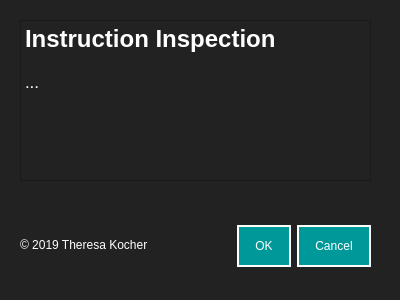
Above: design/dialog_instructionInspection.ui from resa89/pridentifier before the change. Below: the same form after it.
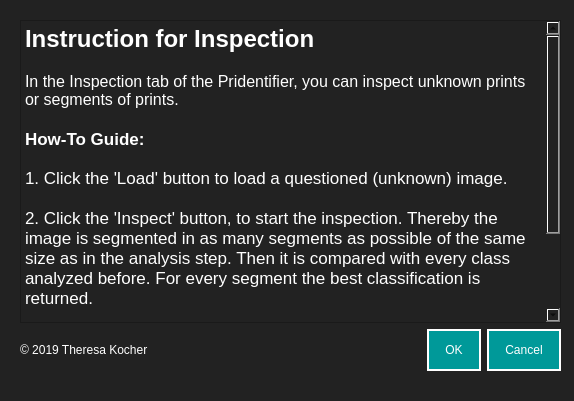
That is the form after the change.

Commit message: devel: Edit all dialogs for correct descriptions

Patch:
```diff
--- a/design/dialog_instructionInspection.ui
+++ b/design/dialog_instructionInspection.ui
@@ -6,8 +6,8 @@
    <rect>
     <x>0</x>
     <y>0</y>
-    <width>400</width>
-    <height>300</height>
+    <width>574</width>
+    <height>401</height>
    </rect>
   </property>
   <property name="windowTitle">
@@ -17,17 +17,73 @@
    <string notr="true">background-color: #222222;
 </string>
   </property>
-  <widget class="QDialogButtonBox" name="buttonBox">
+  <widget class="QWidget" name="verticalLayoutWidget">
    <property name="geometry">
     <rect>
-     <x>30</x>
-     <y>221</y>
-     <width>341</width>
-     <height>51</height>
+     <x>20</x>
+     <y>20</y>
+     <width>541</width>
+     <height>351</height>
     </rect>
    </property>
-   <property name="styleSheet">
-    <string notr="true">QPushButton {
+   <layout class="QVBoxLayout" name="verticalLayout">
+    <item>
+     <layout class="QHBoxLayout" name="horizontalLayout">
+      <item>
+       <layout class="QHBoxLayout" name="horizontalLayout_2"/>
+      </item>
+     </layout>
+    </item>
+    <item>
+     <layout class="QHBoxLayout" name="horizontalLayout_4">
+      <item>
+       <widget class="QTextBrowser" name="textBrowser">
+        <property name="styleSheet">
+         <string notr="true">color: #fff;
+font: 12pt &quot;Helvetica&quot;;
+</string>
+        </property>
+        <property name="html">
+         <string>&lt;!DOCTYPE HTML PUBLIC &quot;-//W3C//DTD HTML 4.0//EN&quot; &quot;http://www.w3.org/TR/REC-html40/strict.dtd&quot;&gt;
+&lt;html&gt;&lt;head&gt;&lt;meta name=&quot;qrichtext&quot; content=&quot;1&quot; /&gt;&lt;style type=&quot;text/css&quot;&gt;
+p, li { white-space: pre-wrap; }
+&lt;/style&gt;&lt;/head&gt;&lt;body style=&quot; font-family:'Helvetica'; font-size:12pt; font-weight:400; font-style:normal;&quot;&gt;
+&lt;p style=&quot; margin-top:0px; margin-bottom:0px; margin-left:0px; margin-right:0px; -qt-block-indent:0; text-indent:0px;&quot;&gt;&lt;span style=&quot; font-size:18pt; font-weight:600;&quot;&gt;Instruction for Inspection&lt;/span&gt;&lt;/p&gt;
+&lt;p style=&quot;-qt-paragraph-type:empty; margin-top:0px; margin-bottom:0px; margin-left:0px; margin-right:0px; -qt-block-indent:0; text-indent:0px;&quot;&gt;&lt;br /&gt;&lt;/p&gt;
+&lt;p style=&quot; margin-top:0px; margin-bottom:0px; margin-left:0px; margin-right:0px; -qt-block-indent:0; text-indent:0px;&quot;&gt;In the Inspection tab of the Pridentifier, you can inspect unknown prints or segments of prints.&lt;/p&gt;
+&lt;p style=&quot;-qt-paragraph-type:empty; margin-top:0px; margin-bottom:0px; margin-left:0px; margin-right:0px; -qt-block-indent:0; text-indent:0px; font-family:'.SF NS Text'; font-size:13pt; font-weight:600;&quot;&gt;&lt;br /&gt;&lt;/p&gt;
+&lt;p style=&quot; margin-top:0px; margin-bottom:0px; margin-left:0px; margin-right:0px; -qt-block-indent:0; text-indent:0px;&quot;&gt;&lt;span style=&quot; font-family:'.SF NS Text'; font-size:13pt; font-weight:600;&quot;&gt;How-To Guide:&lt;/span&gt;&lt;/p&gt;
+&lt;p style=&quot;-qt-paragraph-type:empty; margin-top:0px; margin-bottom:0px; margin-left:0px; margin-right:0px; -qt-block-indent:0; text-indent:0px;&quot;&gt;&lt;br /&gt;&lt;/p&gt;
+&lt;p style=&quot; margin-top:0px; margin-bottom:0px; margin-left:0px; margin-right:0px; -qt-block-indent:0; text-indent:0px;&quot;&gt;&lt;span style=&quot; font-family:'.SF NS Text'; font-size:13pt;&quot;&gt;1. Click the 'Load' button to load a questioned (unknown) image.&lt;/span&gt;&lt;/p&gt;
+&lt;p style=&quot;-qt-paragraph-type:empty; margin-top:0px; margin-bottom:0px; margin-left:0px; margin-right:0px; -qt-block-indent:0; text-indent:0px; font-family:'.SF NS Text'; font-size:13pt;&quot;&gt;&lt;br /&gt;&lt;/p&gt;
+&lt;p style=&quot; margin-top:0px; margin-bottom:0px; margin-left:0px; margin-right:0px; -qt-block-indent:0; text-indent:0px;&quot;&gt;&lt;span style=&quot; font-family:'.SF NS Text'; font-size:13pt;&quot;&gt;2. Click the 'Inspect' button, to start the inspection. Thereby the image is segmented in as many segments as possible of the same size as in the analysis step. Then it is compared with every class analyzed before. For every segment the best classification is returned.&lt;/span&gt;&lt;/p&gt;
+&lt;p style=&quot;-qt-paragraph-type:empty; margin-top:0px; margin-bottom:0px; margin-left:0px; margin-right:0px; -qt-block-indent:0; text-indent:0px; font-family:'.SF NS Text'; font-size:13pt;&quot;&gt;&lt;br /&gt;&lt;/p&gt;
+&lt;p style=&quot; margin-top:0px; margin-bottom:0px; margin-left:0px; margin-right:0px; -qt-block-indent:0; text-indent:0px;&quot;&gt;&lt;span style=&quot; font-family:'.SF NS Text'; font-size:13pt;&quot;&gt;3. As result, you can see the amount of segments that were classified as class XYZ in the table. Additionally, the computed percentage is given.&lt;/span&gt;&lt;/p&gt;
+&lt;p style=&quot;-qt-paragraph-type:empty; margin-top:0px; margin-bottom:0px; margin-left:0px; margin-right:0px; -qt-block-indent:0; text-indent:0px; font-family:'.SF NS Text'; font-size:13pt;&quot;&gt;&lt;br /&gt;&lt;/p&gt;
+&lt;p style=&quot;-qt-paragraph-type:empty; margin-top:0px; margin-bottom:0px; margin-left:0px; margin-right:0px; -qt-block-indent:0; text-indent:0px; font-family:'.SF NS Text'; font-size:13pt;&quot;&gt;&lt;br /&gt;&lt;/p&gt;&lt;/body&gt;&lt;/html&gt;</string>
+        </property>
+       </widget>
+      </item>
+     </layout>
+    </item>
+    <item>
+     <layout class="QHBoxLayout" name="horizontalLayout_3">
+      <item>
+       <widget class="QLabel" name="label">
+        <property name="styleSheet">
+         <string notr="true">color: #fff;
+font: 12pt &quot;Helvetica&quot;;
+</string>
+        </property>
+        <property name="text">
+         <string>© 2019 Theresa Kocher</string>
+        </property>
+       </widget>
+      </item>
+      <item>
+       <widget class="QDialogButtonBox" name="buttonBox">
+        <property name="styleSheet">
+         <string notr="true">QPushButton {
 background-color: #009999;
 padding: 12px 16px;
 border: 2px solid #fff;
@@ -37,55 +93,18 @@
 QPushButton:hover {
 	background-color: #75bdc3;
 }</string>
-   </property>
-   <property name="orientation">
-    <enum>Qt::Horizontal</enum>
-   </property>
-   <property name="standardButtons">
-    <set>QDialogButtonBox::Cancel|QDialogButtonBox::Ok</set>
-   </property>
-  </widget>
-  <widget class="QLabel" name="label">
-   <property name="geometry">
-    <rect>
-     <x>20</x>
-     <y>220</y>
-     <width>131</width>
-     <height>50</height>
-    </rect>
-   </property>
-   <property name="styleSheet">
-    <string notr="true">color: #fff;
-font: 12pt &quot;Helvetica&quot;;
-</string>
-   </property>
-   <property name="text">
-    <string>© 2019 Theresa Kocher</string>
-   </property>
-  </widget>
-  <widget class="QTextBrowser" name="textBrowser">
-   <property name="geometry">
-    <rect>
-     <x>20</x>
-     <y>20</y>
-     <width>351</width>
-     <height>161</height>
-    </rect>
-   </property>
-   <property name="styleSheet">
-    <string notr="true">color: #fff;
-font: 12pt &quot;Helvetica&quot;;
-</string>
-   </property>
-   <property name="html">
-    <string>&lt;!DOCTYPE HTML PUBLIC &quot;-//W3C//DTD HTML 4.0//EN&quot; &quot;http://www.w3.org/TR/REC-html40/strict.dtd&quot;&gt;
-&lt;html&gt;&lt;head&gt;&lt;meta name=&quot;qrichtext&quot; content=&quot;1&quot; /&gt;&lt;style type=&quot;text/css&quot;&gt;
-p, li { white-space: pre-wrap; }
-&lt;/style&gt;&lt;/head&gt;&lt;body style=&quot; font-family:'Helvetica'; font-size:12pt; font-weight:400; font-style:normal;&quot;&gt;
-&lt;p style=&quot; margin-top:0px; margin-bottom:0px; margin-left:0px; margin-right:0px; -qt-block-indent:0; text-indent:0px;&quot;&gt;&lt;span style=&quot; font-size:18pt; font-weight:600;&quot;&gt;Instruction Inspection&lt;/span&gt;&lt;/p&gt;
-&lt;p style=&quot;-qt-paragraph-type:empty; margin-top:0px; margin-bottom:0px; margin-left:0px; margin-right:0px; -qt-block-indent:0; text-indent:0px;&quot;&gt;&lt;br /&gt;&lt;/p&gt;
-&lt;p style=&quot; margin-top:0px; margin-bottom:0px; margin-left:0px; margin-right:0px; -qt-block-indent:0; text-indent:0px;&quot;&gt;&lt;span style=&quot; font-family:'.SF NS Text'; font-size:13pt;&quot;&gt;...&lt;/span&gt;&lt;/p&gt;&lt;/body&gt;&lt;/html&gt;</string>
-   </property>
+        </property>
+        <property name="orientation">
+         <enum>Qt::Horizontal</enum>
+        </property>
+        <property name="standardButtons">
+         <set>QDialogButtonBox::Cancel|QDialogButtonBox::Ok</set>
+        </property>
+       </widget>
+      </item>
+     </layout>
+    </item>
+   </layout>
   </widget>
  </widget>
  <resources/>
```
Left out of the diff: 22 changed lines with no effect on the pictures. The commit also changes 17 other files.
